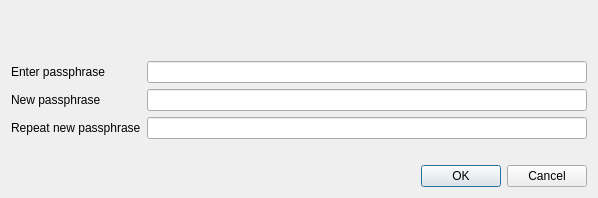
Qt form src/qt/forms/askpassphrasedialog.ui (AndreaDejanGrande/vDinar) before a commit.
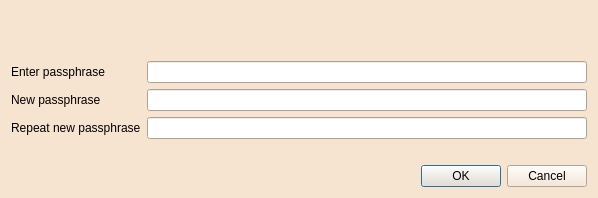
The same form after that commit.

Patch:
```diff
--- a/src/qt/forms/askpassphrasedialog.ui
+++ b/src/qt/forms/askpassphrasedialog.ui
@@ -22,6 +22,421 @@
     <height>0</height>
    </size>
   </property>
+  <property name="palette">
+   <palette>
+    <active>
+     <colorrole role="WindowText">
+      <brush brushstyle="SolidPattern">
+       <color alpha="255">
+        <red>0</red>
+        <green>0</green>
+        <blue>0</blue>
+       </color>
+      </brush>
+     </colorrole>
+     <colorrole role="Button">
+      <brush brushstyle="SolidPattern">
+       <color alpha="255">
+        <red>246</red>
+        <green>227</green>
+        <blue>208</blue>
+       </color>
+      </brush>
+     </colorrole>
+     <colorrole role="Light">
+      <brush brushstyle="SolidPattern">
+       <color alpha="255">
+        <red>255</red>
+        <green>255</green>
+        <blue>255</blue>
+       </color>
+      </brush>
+     </colorrole>
+     <colorrole role="Midlight">
+      <brush brushstyle="SolidPattern">
+       <color alpha="255">
+        <red>250</red>
+        <green>241</green>
+        <blue>231</blue>
+       </color>
+      </brush>
+     </colorrole>
+     <colorrole role="Dark">
+      <brush brushstyle="SolidPattern">
+       <color alpha="255">
+        <red>123</red>
+        <green>113</green>
+        <blue>104</blue>
+       </color>
+      </brush>
+     </colorrole>
+     <colorrole role="Mid">
+      <brush brushstyle="SolidPattern">
+       <color alpha="255">
+        <red>164</red>
+        <green>151</green>
+        <blue>139</blue>
+       </color>
+      </brush>
+     </colorrole>
+     <colorrole role="Text">
+      <brush brushstyle="SolidPattern">
+       <color alpha="255">
+        <red>0</red>
+        <green>0</green>
+        <blue>0</blue>
+       </color>
+      </brush>
+     </colorrole>
+     <colorrole role="BrightText">
+      <brush brushstyle="SolidPattern">
+       <color alpha="255">
+        <red>255</red>
+        <green>255</green>
+        <blue>255</blue>
+       </color>
+      </brush>
+     </colorrole>
+     <colorrole role="ButtonText">
+      <brush brushstyle="SolidPattern">
+       <color alpha="255">
+        <red>0</red>
+        <green>0</green>
+        <blue>0</blue>
+       </color>
+      </brush>
+     </colorrole>
+     <colorrole role="Base">
+      <brush brushstyle="SolidPattern">
+       <color alpha="255">
+        <red>255</red>
+        <green>255</green>
+        <blue>255</blue>
+       </color>
+      </brush>
+     </colorrole>
+     <colorrole role="Window">
+      <brush brushstyle="SolidPattern">
+       <color alpha="255">
+        <red>246</red>
+        <green>227</green>
+        <blue>208</blue>
+       </color>
+      </brush>
+     </colorrole>
+     <colorrole role="Shadow">
+      <brush brushstyle="SolidPattern">
+       <color alpha="255">
+        <red>0</red>
+        <green>0</green>
+        <blue>0</blue>
+       </color>
+      </brush>
+     </colorrole>
+     <colorrole role="AlternateBase">
+      <brush brushstyle="SolidPattern">
+       <color alpha="255">
+        <red>250</red>
+        <green>241</green>
+        <blue>231</blue>
+       </color>
+      </brush>
+     </colorrole>
+     <colorrole role="ToolTipBase">
+      <brush brushstyle="SolidPattern">
+       <color alpha="255">
+        <red>255</red>
+        <green>255</green>
+        <blue>220</blue>
+       </color>
+      </brush>
+     </colorrole>
+     <colorrole role="ToolTipText">
+      <brush brushstyle="SolidPattern">
+       <color alpha="255">
+        <red>0</red>
+        <green>0</green>
+        <blue>0</blue>
+       </color>
+      </brush>
+     </colorrole>
+    </active>
+    <inactive>
+     <colorrole role="WindowText">
+      <brush brushstyle="SolidPattern">
+       <color alpha="255">
+        <red>0</red>
+        <green>0</green>
+        <blue>0</blue>
+       </color>
+      </brush>
+     </colorrole>
+     <colorrole role="Button">
+      <brush brushstyle="SolidPattern">
+       <color alpha="255">
+        <red>246</red>
+        <green>227</green>
+        <blue>208</blue>
+       </color>
+      </brush>
+     </colorrole>
+     <colorrole role="Light">
+      <brush brushstyle="SolidPattern">
+       <color alpha="255">
+        <red>255</red>
+        <green>255</green>
+        <blue>255</blue>
+       </color>
+      </brush>
+     </colorrole>
+     <colorrole role="Midlight">
+      <brush brushstyle="SolidPattern">
+       <color alpha="255">
+        <red>250</red>
+        <green>241</green>
+        <blue>231</blue>
+       </color>
+      </brush>
+     </colorrole>
+     <colorrole role="Dark">
+      <brush brushstyle="SolidPattern">
+       <color alpha="255">
+        <red>123</red>
+        <green>113</green>
+        <blue>104</blue>
+       </color>
+      </brush>
+     </colorrole>
+     <colorrole role="Mid">
+      <brush brushstyle="SolidPattern">
+       <color alpha="255">
+        <red>164</red>
+        <green>151</green>
+        <blue>139</blue>
+       </color>
+      </brush>
+     </colorrole>
+     <colorrole role="Text">
+      <brush brushstyle="SolidPattern">
+       <color alpha="255">
+        <red>0</red>
+        <green>0</green>
+        <blue>0</blue>
+       </color>
+      </brush>
+     </colorrole>
+     <colorrole role="BrightText">
+      <brush brushstyle="SolidPattern">
+       <color alpha="255">
+        <red>255</red>
+        <green>255</green>
+        <blue>255</blue>
+       </color>
+      </brush>
+     </colorrole>
+     <colorrole role="ButtonText">
+      <brush brushstyle="SolidPattern">
+       <color alpha="255">
+        <red>0</red>
+        <green>0</green>
+        <blue>0</blue>
+       </color>
+      </brush>
+     </colorrole>
+     <colorrole role="Base">
+      <brush brushstyle="SolidPattern">
+       <color alpha="255">
+        <red>255</red>
+        <green>255</green>
+        <blue>255</blue>
+       </color>
+      </brush>
+     </colorrole>
+     <colorrole role="Window">
+      <brush brushstyle="SolidPattern">
+       <color alpha="255">
+        <red>246</red>
+        <green>227</green>
+        <blue>208</blue>
+       </color>
+      </brush>
+     </colorrole>
+     <colorrole role="Shadow">
+      <brush brushstyle="SolidPattern">
+       <color alpha="255">
+        <red>0</red>
+        <green>0</green>
+        <blue>0</blue>
+       </color>
+      </brush>
+     </colorrole>
+     <colorrole role="AlternateBase">
+      <brush brushstyle="SolidPattern">
+       <color alpha="255">
+        <red>250</red>
+        <green>241</green>
+        <blue>231</blue>
+       </color>
+      </brush>
+     </colorrole>
+     <colorrole role="ToolTipBase">
+      <brush brushstyle="SolidPattern">
+       <color alpha="255">
+        <red>255</red>
+        <green>255</green>
+        <blue>220</blue>
+       </color>
+      </brush>
+     </colorrole>
+     <colorrole role="ToolTipText">
+      <brush brushstyle="SolidPattern">
+       <color alpha="255">
+        <red>0</red>
+        <green>0</green>
+        <blue>0</blue>
+       </color>
+      </brush>
+     </colorrole>
+    </inactive>
+    <disabled>
+     <colorrole role="WindowText">
+      <brush brushstyle="SolidPattern">
+       <color alpha="255">
+        <red>123</red>
+        <green>113</green>
+        <blue>104</blue>
+       </color>
+      </brush>
+     </colorrole>
+     <colorrole role="Button">
+      <brush brushstyle="SolidPattern">
+       <color alpha="255">
+        <red>246</red>
+        <green>227</green>
+        <blue>208</blue>
+       </color>
+      </brush>
+     </colorrole>
+     <colorrole role="Light">
+      <brush brushstyle="SolidPattern">
+       <color alpha="255">
+        <red>255</red>
+        <green>255</green>
+        <blue>255</blue>
+       </color>
+      </brush>
+     </colorrole>
+     <colorrole role="Midlight">
+      <brush brushstyle="SolidPattern">
+       <color alpha="255">
+        <red>250</red>
+        <green>241</green>
+        <blue>231</blue>
+       </color>
+      </brush>
+     </colorrole>
+     <colorrole role="Dark">
+      <brush brushstyle="SolidPattern">
+       <color alpha="255">
+        <red>123</red>
+        <green>113</green>
+        <blue>104</blue>
+       </color>
+      </brush>
+     </colorrole>
+     <colorrole role="Mid">
+      <brush brushstyle="SolidPattern">
+       <color alpha="255">
+        <red>164</red>
+        <green>151</green>
+        <blue>139</blue>
+       </color>
+      </brush>
+     </colorrole>
+     <colorrole role="Text">
+      <brush brushstyle="SolidPattern">
+       <color alpha="255">
+        <red>123</red>
+        <green>113</green>
+        <blue>104</blue>
+       </color>
+      </brush>
+     </colorrole>
+     <colorrole role="BrightText">
+      <brush brushstyle="SolidPattern">
+       <color alpha="255">
+        <red>255</red>
+        <green>255</green>
+        <blue>255</blue>
+       </color>
+      </brush>
+     </colorrole>
+     <colorrole role="ButtonText">
+      <brush brushstyle="SolidPattern">
+       <color alpha="255">
+        <red>123</red>
+        <green>113</green>
+        <blue>104</blue>
+       </color>
+      </brush>
+     </colorrole>
+     <colorrole role="Base">
+      <brush brushstyle="SolidPattern">
+       <color alpha="255">
+        <red>246</red>
+        <green>227</green>
+        <blue>208</blue>
+       </color>
+      </brush>
+     </colorrole>
+     <colorrole role="Window">
+      <brush brushstyle="SolidPattern">
+       <color alpha="255">
+        <red>246</red>
+        <green>227</green>
+        <blue>208</blue>
+       </color>
+      </brush>
+     </colorrole>
+     <colorrole role="Shadow">
+      <brush brushstyle="SolidPattern">
+       <color alpha="255">
+        <red>0</red>
+        <green>0</green>
+        <blue>0</blue>
+       </color>
+      </brush>
+     </colorrole>
+     <colorrole role="AlternateBase">
+      <brush brushstyle="SolidPattern">
+       <color alpha="255">
+        <red>246</red>
+        <green>227</green>
+        <blue>208</blue>
+       </color>
+      </brush>
+     </colorrole>
+     <colorrole role="ToolTipBase">
+      <brush brushstyle="SolidPattern">
+       <color alpha="255">
+        <red>255</red>
+        <green>255</green>
+        <blue>220</blue>
+       </color>
+      </brush>
+     </colorrole>
+     <colorrole role="ToolTipText">
+      <brush brushstyle="SolidPattern">
+       <color alpha="255">
+        <red>0</red>
+        <green>0</green>
+        <blue>0</blue>
+       </color>
+      </brush>
+     </colorrole>
+    </disabled>
+   </palette>
+  </property>
   <property name="windowTitle">
    <string>Passphrase Dialog</string>
   </property>
```
